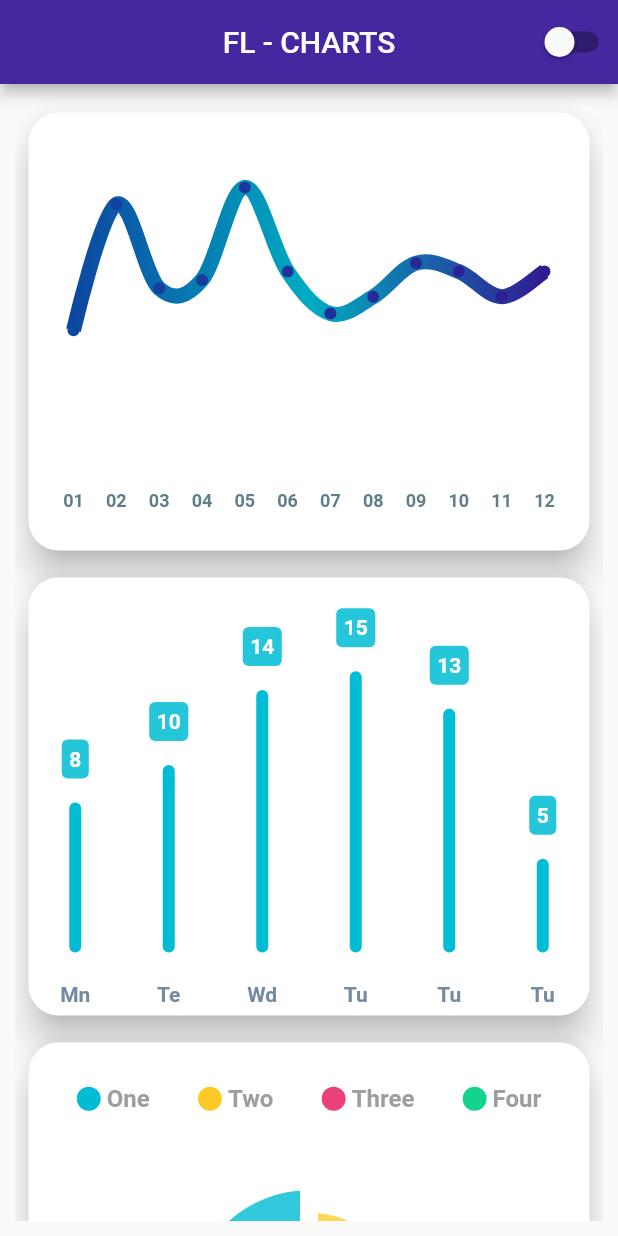
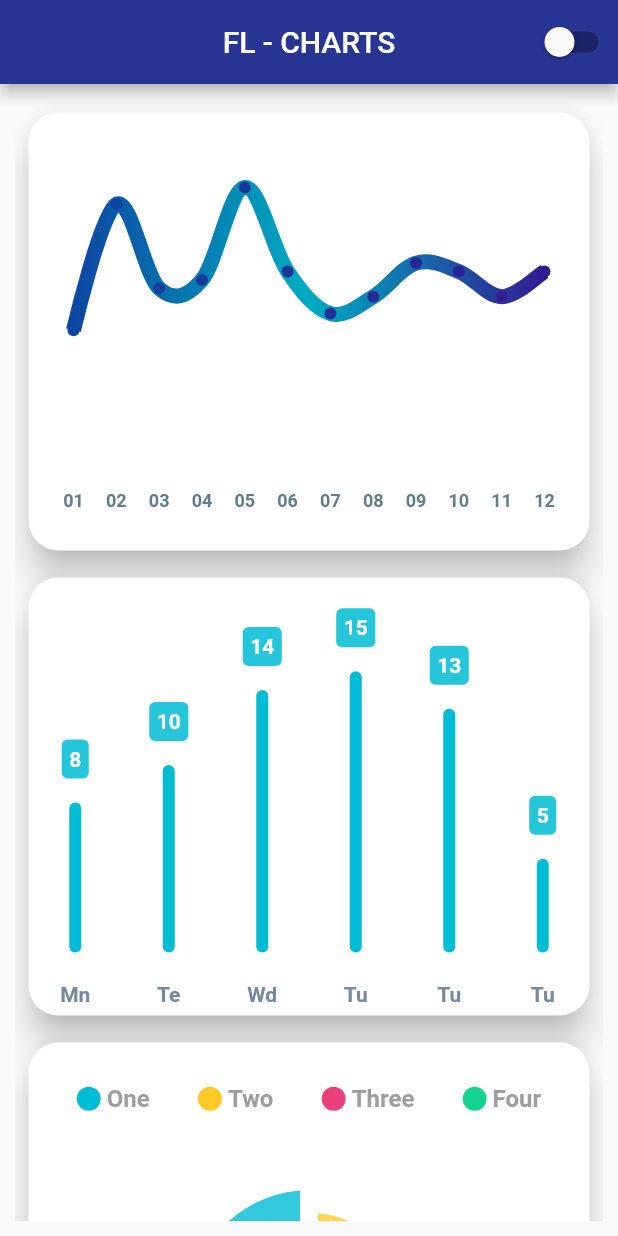
Before and after one commit to Philippe-Nau-zz/FL-Chart-Flutter, a Flutter app: the screen it shows after launch, on a phone screen of 412 x 824 dp. Run offline on Flutter 3.47's test engine with Material 2 defaults, Android fonts, the light colour scheme and no system bars; drawn by our look-alikes of fl_chart; our stand-ins replace responsive_grid; Roboto replaces fonts that are missing (Digital).

Commit message:
mudado cor appBar

```diff
--- a/lib/main.dart
+++ b/lib/main.dart
@@ -27,7 +27,7 @@ class _MyAppState extends State<MyApp> {
       title: 'Fl charts',
       theme: ThemeData(
         brightness: Brightness.light,
-        primaryColor: Colors.deepPurple[800],
+        primaryColor: Colors.indigo[800],
       ),
       darkTheme: ThemeData.dark(),
       themeMode: currentTheme.currentMode(),
```
